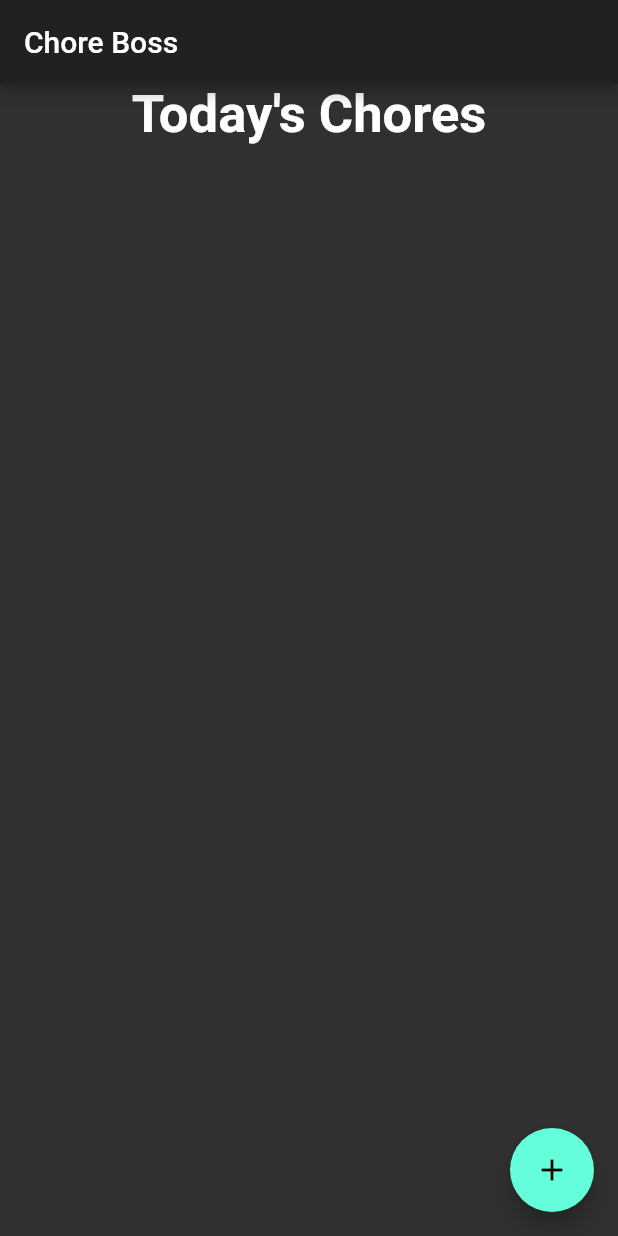
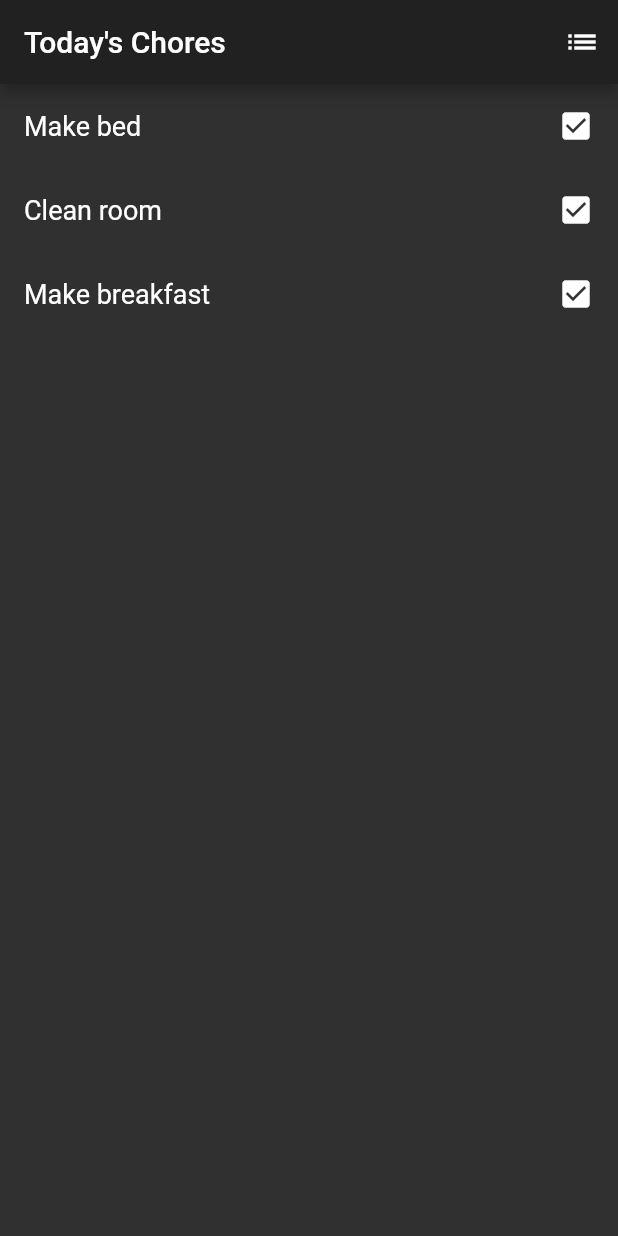
Before and after one commit to SimpleGeek/chore_boss, a Flutter app: the screen it shows after launch, on a phone screen of 412 x 824 dp. Run offline on Flutter 3.47's test engine with Material 2 defaults, Android fonts, the phone set to English and light mode, and no system bars.

Commit message:
Added basic list view functionality for chores

```diff
--- a/lib/main.dart
+++ b/lib/main.dart
@@ -13,29 +13,71 @@ class MyApp extends StatelessWidget {
       theme: ThemeData(
         brightness: Brightness.dark,
       ),
-      home: Scaffold(
-        appBar: AppBar(
-          title: Text('Chore Boss'),
-        ),
-        body: ListView(
-          children: [
-            Center(
-              child: Text(
-                'Today\'s Chores',
-                style: TextStyle(
-                  fontWeight: FontWeight.bold,
-                  fontSize: 35,
-                ),
-              ),
-            ),
-          ], // Children
-        ),
-        floatingActionButton: FloatingActionButton(
-          //onPressed: () => setState(() => _count++), TODO: Fill in this action to add new chore
-          tooltip: 'New Chore',
-          child: const Icon(Icons.add),
-        ),
-      ),
+      home: Chores(),
     );
   }
 }
+
+class ChoresState extends State<Chores> {
+  final _chores = <String>['Make bed', 'Clean room', 'Make breakfast'];
+  final Set<String> _done = Set<String>();
+  final _biggerFont = const TextStyle(fontSize: 18.0);
+
+  void _pushDone() {
+    Navigator.of(context).push(
+
+    );
+  }
+
+  Widget _buildRow(String choreDescr) {
+    final bool alreadyDone = _done.contains(choreDescr);
+    return ListTile(
+      title: Text(
+        choreDescr,
+        style: _biggerFont,
+      ),
+      trailing: Icon(
+        alreadyDone ? Icons.check_box_outline_blank : Icons.check_box,
+      ),
+      onTap: () {
+        setState(() {
+          if (alreadyDone) {
+            _done.remove(choreDescr);
+          } else {
+            _done.add(choreDescr);
+          }
+        });
+      },
+    );
+  }
+
+  Widget _buildChores() {
+    var _choreWidgets = <Widget>[];
+
+    for (String _choreDescr in _chores) {
+      _choreWidgets.add(_buildRow(_choreDescr));
+    }
+
+    return ListView(
+      children: _choreWidgets,
+    ); // ListView
+  }
+
+  @override
+  Widget build(BuildContext context) {
+    return Scaffold(
+      appBar: AppBar(
+        title: Text('Today\'s Chores'),
+        actions: <Widget>[
+          IconButton(icon: Icon(Icons.list), onPressed: _pushDone),
+        ],
+      ),
+      body: _buildChores(),
+    ); // Scaffold
+  }
+}
+
+class Chores extends StatefulWidget {
+  @override
+  ChoresState createState() => ChoresState();
+}
```
